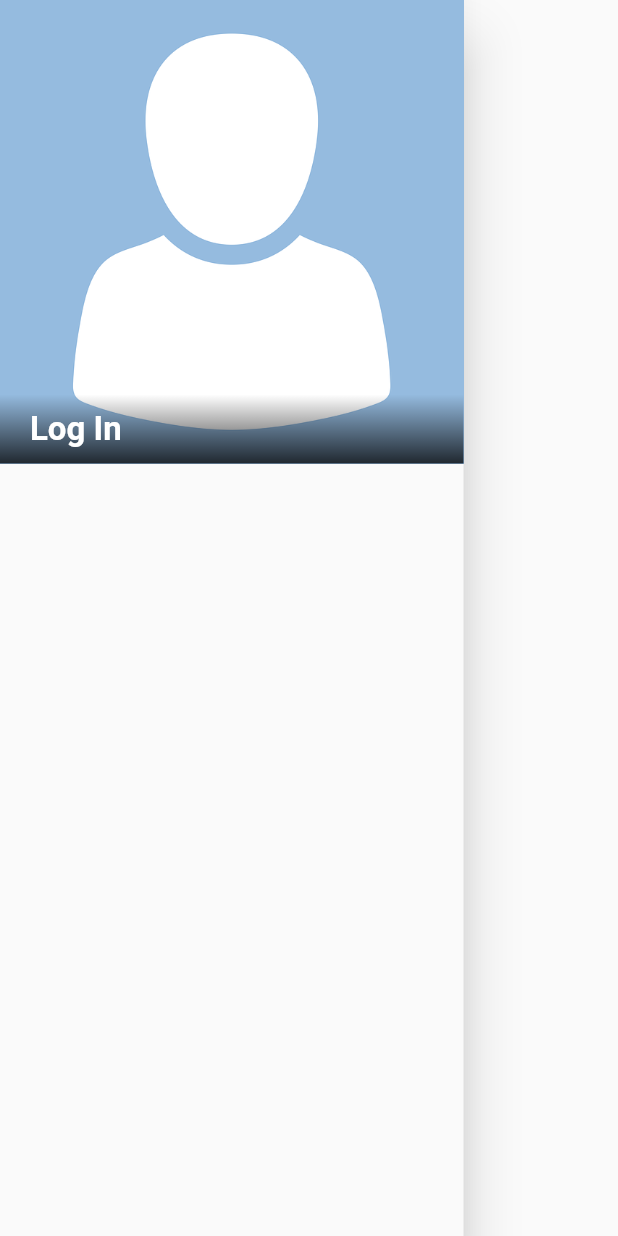
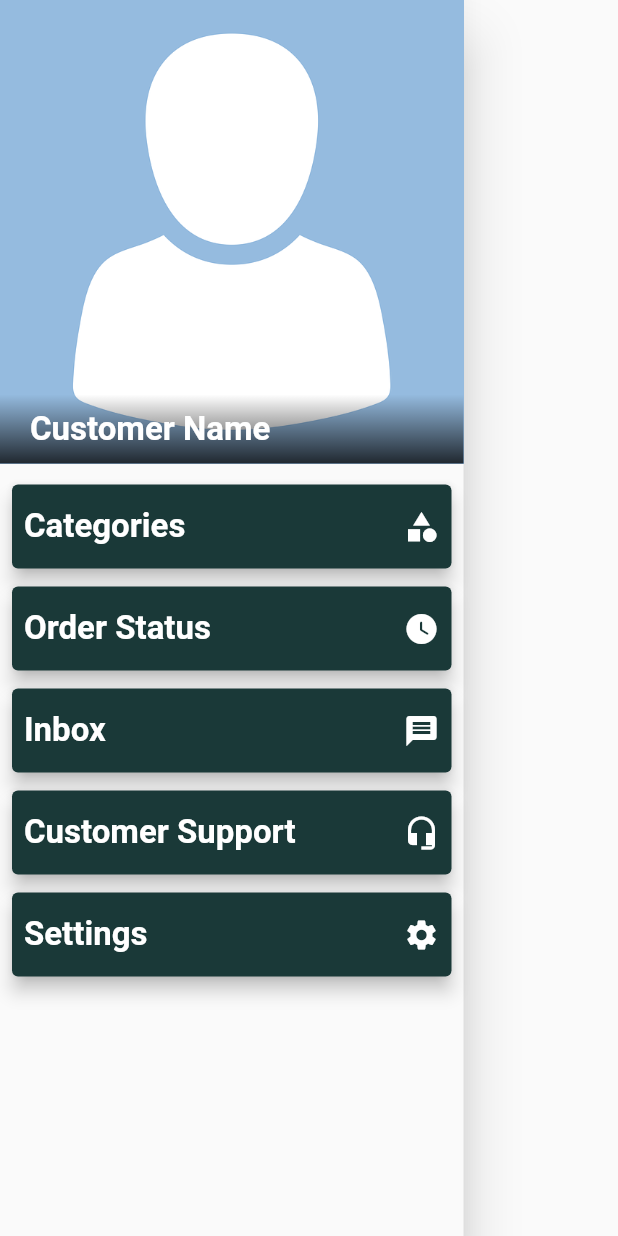
Before and after one commit to NABDroid/multivendor_ecommerce, a Flutter app: the NavigationDrawerWidget widget shown alone on an empty page, opened directly, on a phone screen of 412 x 824 dp. Run offline on Flutter 3.47's test engine with Material 2 defaults, Android fonts, the phone set to English and light mode, and no system bars; our stand-ins replace carousel_slider, equatable, flutter_spinkit, flutter_svg; missing offline and left inert: dart:ffi; network calls fail.

Commit message:
completed Menu Drawer

```diff
--- a/lib/CustomWidgets/NavigationDrawerWidget.dart
+++ b/lib/CustomWidgets/NavigationDrawerWidget.dart
@@ -1,4 +1,8 @@
 import 'package:flutter/material.dart';
+import 'package:flutter_svg/flutter_svg.dart';
+import 'package:multivendor_ecommerce/CustomerScreens/SignUp.dart';
+import 'package:multivendor_ecommerce/Global.dart';
+import 'package:multivendor_ecommerce/GlobalScreens/LoginScreen.dart';
 
 class NavigationDrawerWidget extends StatelessWidget {
   const NavigationDrawerWidget({super.key});
@@ -11,8 +15,10 @@ class NavigationDrawerWidget extends StatelessWidget {
         children: [
           Stack(
             children: <Widget>[
-              Image.asset("assets/avatar.png",
-                  fit: BoxFit.cover, width: 1000.0),
+              Image.asset(
+                "assets/avatar.png",
+                fit: BoxFit.cover,
+              ),
               Positioned(
                 bottom: 0.0,
                 left: 0.0,
@@ -29,9 +35,9 @@ class NavigationDrawerWidget extends StatelessWidget {
                     ),
                   ),
                   padding:
-                  EdgeInsets.symmetric(vertical: 10.0, horizontal: 20.0),
+                      const EdgeInsets.symmetric(vertical: 10.0, horizontal: 20.0),
                   child: Text(
-                    "Log In",
+                    "Customer Name",
                     style: TextStyle(
                       color: Colors.white,
                       fontSize: 22.0,
@@ -42,7 +48,104 @@ class NavigationDrawerWidget extends StatelessWidget {
               ),
             ],
           ),
-
+          const SizedBox(height: 8,),
+          Padding(
+              padding: const EdgeInsets.symmetric(horizontal: 4, vertical: 2),
+            child: Card(
+              color: const Color(0xFF1A3938),
+              elevation: 5,
+              child: Padding(
+                padding: const EdgeInsets.symmetric(vertical: 15, horizontal: 8),
+                child: Row(
+                  mainAxisAlignment: MainAxisAlignment.spaceBetween,
+                  children: [
+                    Text("Categories",style: menuItemTextStyle,),
+                    const Icon(Icons.category,color: Colors.white,)
+                  ],
+                ),
+              ),
+            ),
+          ),
+          Padding(
+            padding: const EdgeInsets.symmetric(horizontal: 4, vertical: 2),
+            child: Card(
+              color: const Color(0xFF1A3938),
+              elevation: 5,
+              child: Padding(
+                padding: const EdgeInsets.symmetric(vertical: 15, horizontal: 8),
+                child: Row(
+                  mainAxisAlignment: MainAxisAlignment.spaceBetween,
+                  children: [
+                    Text("Order Status",style: menuItemTextStyle,),
+                    const Icon(Icons.watch_later_rounded,color: Colors.white)
+                  ],
+                ),
+              ),
+            ),
+          ),
+          Padding(
+            padding: const EdgeInsets.symmetric(horizontal: 4, vertical: 2),
+            child: Card(
+              color: const Color(0xFF1A3938),
+              elevation: 5,
+              child: Padding(
+                padding: const EdgeInsets.symmetric(vertical: 15, horizontal: 8),
+                child: Row(
+                  mainAxisAlignment: MainAxisAlignment.spaceBetween,
+                  children: [
+                    Text("Inbox",style: menuItemTextStyle,),
+                    const Icon(Icons.message,color: Colors.white)
+                  ],
+                ),
+              ),
+            ),
+          ),
+          Padding(
+            padding: const EdgeInsets.symmetric(horizontal: 4, vertical: 2),
+            child: Card(
+              color: const Color(0xFF1A3938),
+              elevation: 5,
+              child: Padding(
+                padding: const EdgeInsets.symmetric(vertical: 15, horizontal: 8),
+                child: Row(
+                  mainAxisAlignment: MainAxisAlignment.spaceBetween,
+                  children: [
+                    Text("Customer Support",style: menuItemTextStyle,),
+                    const Icon(Icons.headset_mic,color: Colors.white)
+                  ],
+                ),
+              ),
+            ),
+          ),
+          Padding(
+            padding: const EdgeInsets.symmetric(horizontal: 4, vertical: 2),
+            child: Card(
+              color: const Color(0xFF1A3938),
+              elevation: 5,
+              child: Padding(
+                padding: const EdgeInsets.symmetric(vertical: 15, horizontal: 8),
+                child: Row(
+                  mainAxisAlignment: MainAxisAlignment.spaceBetween,
+                  children: [
+                    Text("Settings",style: menuItemTextStyle,),
+                    const Icon(Icons.settings,color: Colors.white,)
+                  ],
+                ),
+              ),
+            ),
+          ),
+          SizedBox(height: MediaQuery.sizeOf(context).height * 0.24,),
+          Row(
+            children: [
+              Padding(
+                padding: const EdgeInsets.symmetric(horizontal: 5),
+                child: Icon(Icons.login),
+              ),
+              TextButton(onPressed: (){
+                Navigator.pushReplacement(context, MaterialPageRoute(builder: (context) => LoginScreen()));
+              }, child: Text("Log In / Register", style: TextStyle(fontSize: 22,color: Colors.black)),),
+            ],
+          )
         ],
       ),
     );
--- a/lib/Global.dart
+++ b/lib/Global.dart
@@ -19,4 +19,5 @@ Color primaryButtonColor = Colors.blueGrey,
 TextStyle titleTextStyle = TextStyle(fontWeight: FontWeight.bold, fontSize: 16);
 TextStyle descriptionTextStyle = TextStyle(fontWeight: FontWeight.normal, fontSize: 14);
 TextStyle headingTextStyle = TextStyle(fontWeight: FontWeight.bold, fontSize: 18);
+TextStyle menuItemTextStyle = TextStyle(fontSize: 22, fontWeight: FontWeight.bold,color: Colors.white);
 String apiDomain = "https://www.akijplastics.com/";
--- a/pubspec.yaml
+++ b/pubspec.yaml
@@ -39,6 +39,7 @@ dependencies:
   fluttertoast: ^8.2.2
   carousel_slider: ^4.2.1
   equatable: ^2.0.5
+  flutter_svg: ^2.0.7
 
 dev_dependencies:
   flutter_test:
@@ -69,6 +70,7 @@ flutter:
     - assets/Product-Images/
     - assets/icons/stars/
     - assets/avatar.png
+    - assets/icons/category.svg
 
   # An image asset can refer to one or more resolution-specific "variants", see
   # https://flutter.dev/assets-and-images/#resolution-aware
```
Also changed, not shown: lib/CustomerScreens/CustomerHomeScreen.dart (+0 -7 lines), assets/icons/category.svg (added), pubspec.lock.
